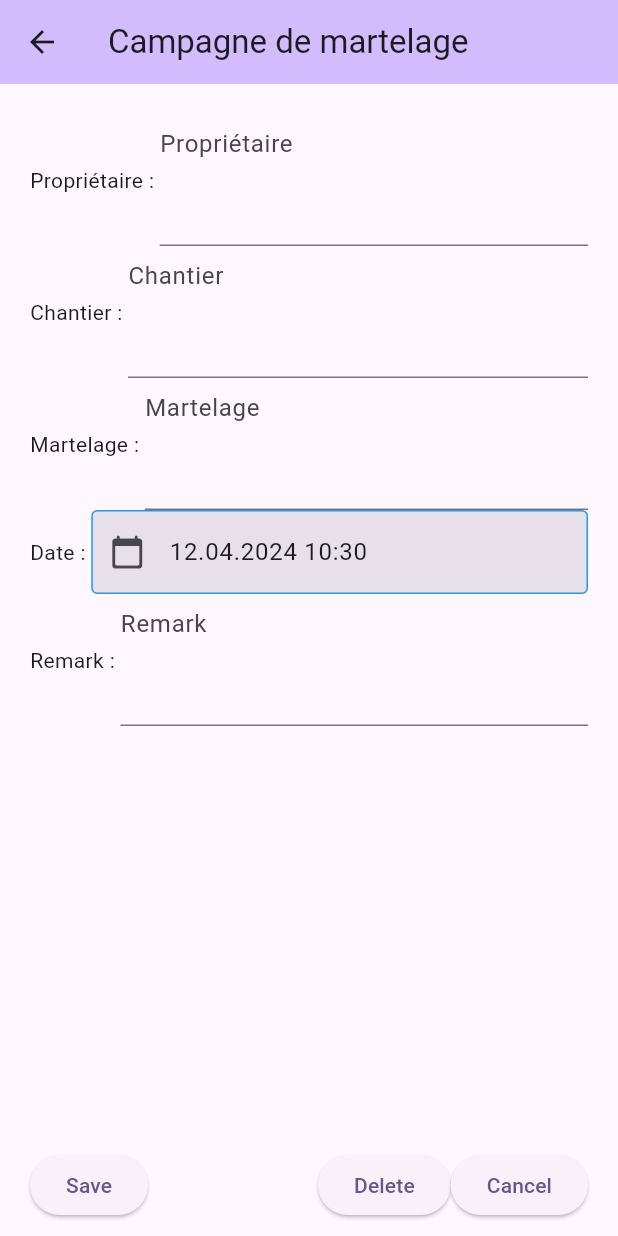
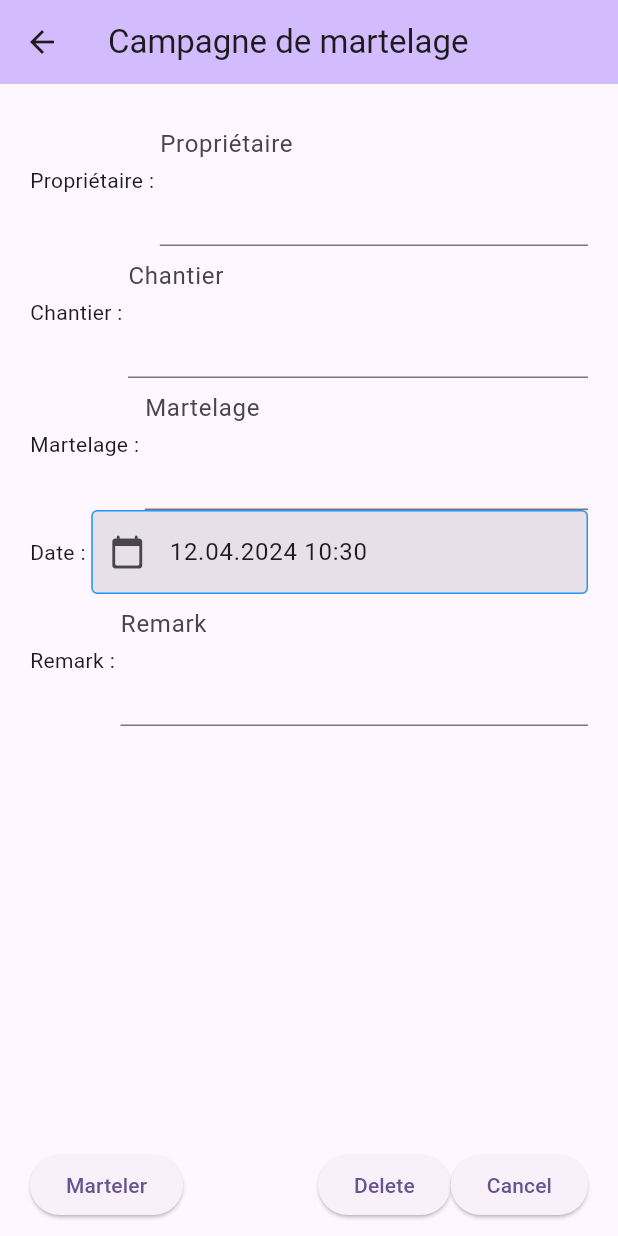
Before and after one commit to rdemont/Trees-Marking, a Flutter app: the CampaignPage screen opened directly, on a phone screen of 412 x 824 dp. Run offline on Flutter 3.47's test engine with Material 3 defaults, Android fonts, the light colour scheme and no system bars; our stand-ins replace geolocator, share_plus, sqflite; missing offline and left inert: encrypt, excel, file_selector; accounts and stored records are empty; generated files the repository leaves out were written again.

Commit message:
small change

```diff
--- a/lib/pages/campaignPage.dart
+++ b/lib/pages/campaignPage.dart
@@ -130,15 +130,9 @@ class _CampaignPageState extends State<CampaignPage> {
             Expanded(child: Container()),
             Row(children: [
               ElevatedButton(onPressed: (){
-                save();
-              },
-              child: Text(AppLocalizations.of(context)!.save)),
-              Visibility(
-                visible: (hasid) ,
-                child: ElevatedButton(onPressed: (){
                   markedTree();
                 },
-                child: Text("Marteler"))
+                child: Text("Marteler")
               ),
               Expanded(child: Container()),
 
@@ -160,13 +154,6 @@ class _CampaignPageState extends State<CampaignPage> {
 
   markedTree()
   {
-    Navigator.push(
-      context,
-      MaterialPageRoute(builder: (context) =>  TreeHammeringPage(campaign: widget.campaign,)));
-  }
-
-  save()
-  {
     widget.campaign.name = nameController.text;
     widget.campaign.remark = remarkController.text;
     widget.campaign.owner = ownerController.text;
@@ -175,9 +162,13 @@ class _CampaignPageState extends State<CampaignPage> {
       setState(() {
         hasid = widget.campaign.id > 0 ;
       });
-      //Navigator.pop(context);
+      Navigator.push(
+        context,
+        MaterialPageRoute(builder: (context) =>  TreeHammeringPage(campaign: widget.campaign,)));
     });
+
   }
+
 
   delete()
   {
--- a/lib/pages/treeHammeringPage.dart
+++ b/lib/pages/treeHammeringPage.dart
@@ -94,9 +94,11 @@ class _TreeHammeringPageState extends State<TreeHammeringPage> {
 
 
   loadData(){
+    /*
     setState(() {
       body = Text(AppLocalizations.of(context)!.pleaseWaite);
     });
+    */
     if ((!_speciesList.isEmpty)
       && (!_trunkSizeList.isEmpty))
       {
@@ -572,10 +574,6 @@ class _TreeHammeringPageState extends State<TreeHammeringPage> {
 
     nextLine++;
     int lineMoy = nextLine ;
-
-    nextLine++;
-    nextLine++;
-    nextLine++;
     sheet.cell(ExcelLib.CellIndex.indexByString("A$nextLine")).value = ExcelLib.TextCellValue("Nb tige : ") ;
     sheet.cell(ExcelLib.CellIndex.indexByString("A$nextLine")).cellStyle = cellPVTitle;
     sheet.cell(ExcelLib.CellIndex.indexByString("C$nextLine")).value = ExcelLib.TextCellValue("Vol. moyen") ;
```
